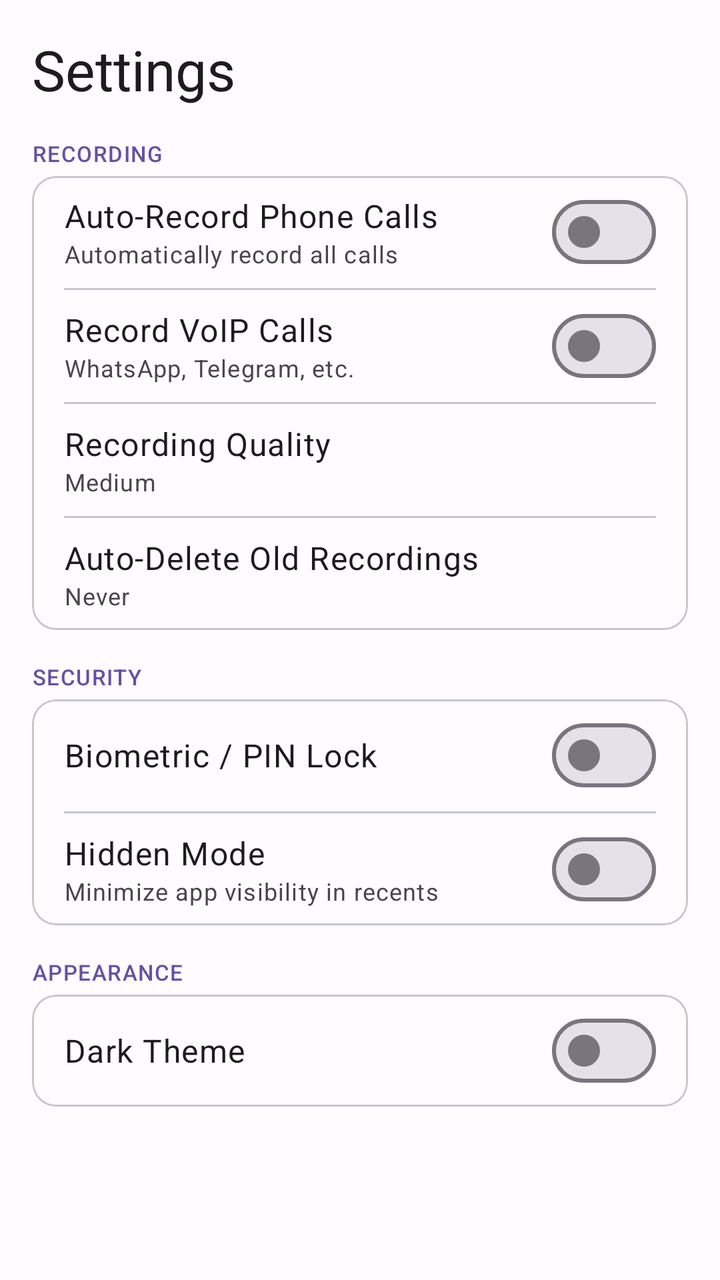
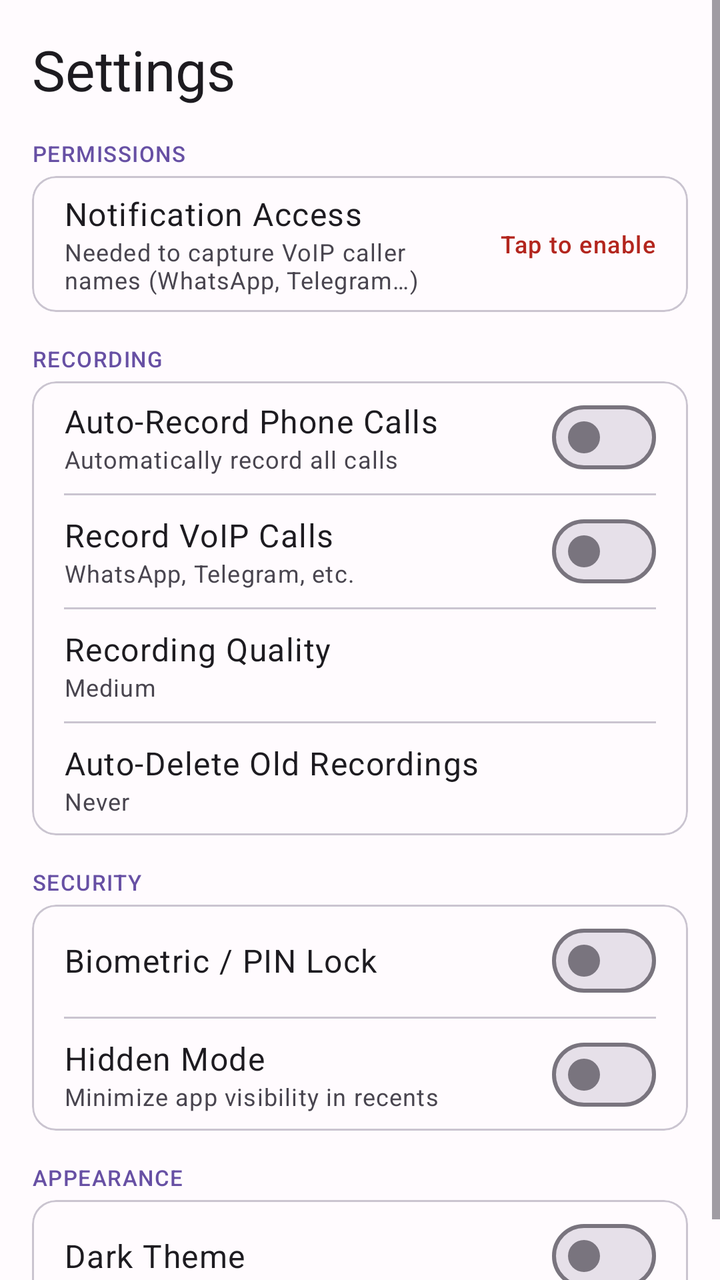

Screens rendered from an Android XML layout before and after an edit, with the pre-edit source and the edit as a unified diff.
<!-- AndroidManifest.xml: application theme Theme.CallRecorder -->
<!-- res/layout/fragment_settings.xml -->
<?xml version="1.0" encoding="utf-8"?>
<ScrollView
    xmlns:android="http://schemas.android.com/apk/res/android"
    android:layout_width="match_parent"
    android:layout_height="match_parent">

    <LinearLayout
        android:layout_width="match_parent"
        android:layout_height="wrap_content"
        android:orientation="vertical"
        android:padding="16dp">

        <TextView
            android:layout_width="match_parent"
            android:layout_height="wrap_content"
            android:text="Settings"
            android:textAppearance="?attr/textAppearanceHeadlineMedium"
            android:layout_marginBottom="16dp" />

        
        <TextView
            android:layout_width="match_parent"
            android:layout_height="wrap_content"
            android:text="RECORDING"
            android:textAppearance="?attr/textAppearanceLabelSmall"
            android:textColor="?attr/colorPrimary"
            android:layout_marginBottom="4dp" />

        <com.google.android.material.card.MaterialCardView
            android:layout_width="match_parent"
            android:layout_height="wrap_content"
            android:layout_marginBottom="16dp">

            <LinearLayout
                android:layout_width="match_parent"
                android:layout_height="wrap_content"
                android:orientation="vertical">

                
                <LinearLayout
                    android:layout_width="match_parent"
                    android:layout_height="56dp"
                    android:orientation="horizontal"
                    android:gravity="center_vertical"
                    android:paddingHorizontal="16dp">
                    <LinearLayout
                        android:layout_width="0dp"
                        android:layout_height="wrap_content"
                        android:layout_weight="1"
                        android:orientation="vertical">
                        <TextView
                            android:layout_width="wrap_content"
                            android:layout_height="wrap_content"
                            android:text="Auto-Record Phone Calls"
                            android:textAppearance="?attr/textAppearanceBodyLarge" />
                        <TextView
                            android:layout_width="wrap_content"
                            android:layout_height="wrap_content"
                            android:text="Automatically record all calls"
                            android:textAppearance="?attr/textAppearanceBodySmall"
                            android:textColor="?attr/colorOnSurfaceVariant" />
                    </LinearLayout>
                    <com.google.android.material.materialswitch.MaterialSwitch
                        android:id="@+id/switch_auto_record"
                        android:layout_width="wrap_content"
                        android:layout_height="wrap_content" />
                </LinearLayout>

                <com.google.android.material.divider.MaterialDivider
                    android:layout_width="match_parent"
                    android:layout_height="wrap_content"
                    android:layout_marginHorizontal="16dp" />

                
                <LinearLayout
                    android:layout_width="match_parent"
                    android:layout_height="56dp"
                    android:orientation="horizontal"
                    android:gravity="center_vertical"
                    android:paddingHorizontal="16dp">
                    <LinearLayout
                        android:layout_width="0dp"
                        android:layout_height="wrap_content"
                        android:layout_weight="1"
                        android:orientation="vertical">
                        <TextView
                            android:layout_width="wrap_content"
                            android:layout_height="wrap_content"
                            android:text="Record VoIP Calls"
                            android:textAppearance="?attr/textAppearanceBodyLarge" />
                        <TextView
                            android:layout_width="wrap_content"
                            android:layout_height="wrap_content"
                            android:text="WhatsApp, Telegram, etc."
                            android:textAppearance="?attr/textAppearanceBodySmall"
                            android:textColor="?attr/colorOnSurfaceVariant" />
                    </LinearLayout>
                    <com.google.android.material.materialswitch.MaterialSwitch
                        android:id="@+id/switch_record_voip"
                        android:layout_width="wrap_content"
                        android:layout_height="wrap_content" />
                </LinearLayout>

                <com.google.android.material.divider.MaterialDivider
                    android:layout_width="match_parent"
                    android:layout_height="wrap_content"
                    android:layout_marginHorizontal="16dp" />

                
                <LinearLayout
                    android:id="@+id/row_quality"
                    android:layout_width="match_parent"
                    android:layout_height="56dp"
                    android:orientation="horizontal"
                    android:gravity="center_vertical"
                    android:paddingHorizontal="16dp"
                    android:clickable="true"
                    android:focusable="true"
                    android:background="?attr/selectableItemBackground">
                    <LinearLayout
                        android:layout_width="0dp"
                        android:layout_height="wrap_content"
                        android:layout_weight="1"
                        android:orientation="vertical">
                        <TextView
                            android:layout_width="wrap_content"
                            android:layout_height="wrap_content"
                            android:text="Recording Quality"
                            android:textAppearance="?attr/textAppearanceBodyLarge" />
                        <TextView
                            android:id="@+id/tv_quality_summary"
                            android:layout_width="wrap_content"
                            android:layout_height="wrap_content"
                            android:text="Medium"
                            android:textAppearance="?attr/textAppearanceBodySmall"
                            android:textColor="?attr/colorOnSurfaceVariant" />
                    </LinearLayout>
                </LinearLayout>

                <com.google.android.material.divider.MaterialDivider
                    android:layout_width="match_parent"
                    android:layout_height="wrap_content"
                    android:layout_marginHorizontal="16dp" />

                
                <LinearLayout
                    android:id="@+id/row_auto_delete"
                    android:layout_width="match_parent"
                    android:layout_height="56dp"
                    android:orientation="horizontal"
                    android:gravity="center_vertical"
                    android:paddingHorizontal="16dp"
                    android:clickable="true"
                    android:focusable="true"
                    android:background="?attr/selectableItemBackground">
                    <LinearLayout
                        android:layout_width="0dp"
                        android:layout_height="wrap_content"
                        android:layout_weight="1"
                        android:orientation="vertical">
                        <TextView
                            android:layout_width="wrap_content"
                            android:layout_height="wrap_content"
                            android:text="Auto-Delete Old Recordings"
                            android:textAppearance="?attr/textAppearanceBodyLarge" />
                        <TextView
                            android:id="@+id/tv_auto_delete_summary"
                            android:layout_width="wrap_content"
                            android:layout_height="wrap_content"
                            android:text="Never"
                            android:textAppearance="?attr/textAppearanceBodySmall"
                            android:textColor="?attr/colorOnSurfaceVariant" />
                    </LinearLayout>
                </LinearLayout>

            </LinearLayout>
        </com.google.android.material.card.MaterialCardView>

        
        <TextView
            android:layout_width="match_parent"
            android:layout_height="wrap_content"
            android:text="SECURITY"
            android:textAppearance="?attr/textAppearanceLabelSmall"
            android:textColor="?attr/colorPrimary"
            android:layout_marginBottom="4dp" />

        <com.google.android.material.card.MaterialCardView
            android:layout_width="match_parent"
            android:layout_height="wrap_content"
            android:layout_marginBottom="16dp">

            <LinearLayout
                android:layout_width="match_parent"
                android:layout_height="wrap_content"
                android:orientation="vertical">

                
                <LinearLayout
                    android:layout_width="match_parent"
                    android:layout_height="56dp"
                    android:orientation="horizontal"
                    android:gravity="center_vertical"
                    android:paddingHorizontal="16dp">
                    <TextView
                        android:layout_width="0dp"
                        android:layout_height="wrap_content"
                        android:layout_weight="1"
                        android:text="Biometric / PIN Lock"
                        android:textAppearance="?attr/textAppearanceBodyLarge" />
                    <com.google.android.material.materialswitch.MaterialSwitch
                        android:id="@+id/switch_pin_lock"
                        android:layout_width="wrap_content"
                        android:layout_height="wrap_content" />
                </LinearLayout>

                <com.google.android.material.divider.MaterialDivider
                    android:layout_width="match_parent"
                    android:layout_height="wrap_content"
                    android:layout_marginHorizontal="16dp" />

                
                <LinearLayout
                    android:layout_width="match_parent"
                    android:layout_height="56dp"
                    android:orientation="horizontal"
                    android:gravity="center_vertical"
                    android:paddingHorizontal="16dp">
                    <LinearLayout
                        android:layout_width="0dp"
                        android:layout_height="wrap_content"
                        android:layout_weight="1"
                        android:orientation="vertical">
                        <TextView
                            android:layout_width="wrap_content"
                            android:layout_height="wrap_content"
                            android:text="Hidden Mode"
                            android:textAppearance="?attr/textAppearanceBodyLarge" />
                        <TextView
                            android:layout_width="wrap_content"
                            android:layout_height="wrap_content"
                            android:text="Minimize app visibility in recents"
                            android:textAppearance="?attr/textAppearanceBodySmall"
                            android:textColor="?attr/colorOnSurfaceVariant" />
                    </LinearLayout>
                    <com.google.android.material.materialswitch.MaterialSwitch
                        android:id="@+id/switch_hidden_mode"
                        android:layout_width="wrap_content"
                        android:layout_height="wrap_content" />
                </LinearLayout>

            </LinearLayout>
        </com.google.android.material.card.MaterialCardView>

        
        <TextView
            android:layout_width="match_parent"
            android:layout_height="wrap_content"
            android:text="APPEARANCE"
            android:textAppearance="?attr/textAppearanceLabelSmall"
            android:textColor="?attr/colorPrimary"
            android:layout_marginBottom="4dp" />

        <com.google.android.material.card.MaterialCardView
            android:layout_width="match_parent"
            android:layout_height="wrap_content">

            <LinearLayout
                android:layout_width="match_parent"
                android:layout_height="56dp"
                android:orientation="horizontal"
                android:gravity="center_vertical"
                android:paddingHorizontal="16dp">
                <TextView
                    android:layout_width="0dp"
                    android:layout_height="wrap_content"
                    android:layout_weight="1"
                    android:text="Dark Theme"
                    android:textAppearance="?attr/textAppearanceBodyLarge" />
                <com.google.android.material.materialswitch.MaterialSwitch
                    android:id="@+id/switch_dark_theme"
                    android:layout_width="wrap_content"
                    android:layout_height="wrap_content" />
            </LinearLayout>
        </com.google.android.material.card.MaterialCardView>

    </LinearLayout>
</ScrollView>
<!-- resources referenced by this layout -->
<resources>
  <style name="Theme.CallRecorder" parent="Theme.Material3.DayNight.NoActionBar">
          <item name="colorPrimary">@color/md_theme_primary</item>
          <item name="colorOnPrimary">@color/md_theme_on_primary</item>
          <item name="colorPrimaryContainer">@color/md_theme_primary_container</item>
          <item name="colorOnPrimaryContainer">@color/md_theme_on_primary_container</item>
          <item name="colorSecondary">@color/md_theme_secondary</item>
          <item name="colorOnSecondary">@color/md_theme_on_secondary</item>
          <item name="colorSecondaryContainer">@color/md_theme_secondary_container</item>
          <item name="colorOnSecondaryContainer">@color/md_theme_on_secondary_container</item>
          <item name="colorTertiary">@color/md_theme_tertiary</item>
          <item name="colorOnTertiary">@color/md_theme_on_tertiary</item>
          <item name="colorTertiaryContainer">@color/md_theme_tertiary_container</item>
          <item name="colorOnTertiaryContainer">@color/md_theme_on_tertiary_container</item>
          <item name="colorError">@color/md_theme_error</item>
          <item name="android:colorBackground">@color/md_theme_background</item>
          <item name="colorSurface">@color/md_theme_surface</item>
          <item name="colorSurfaceVariant">@color/md_theme_surface_variant</item>
      </style>
  <color name="md_theme_primary">#6750A4</color>
  <color name="md_theme_on_primary">#FFFFFF</color>
  <color name="md_theme_primary_container">#EADDFF</color>
  <color name="md_theme_on_primary_container">#21005D</color>
  <color name="md_theme_secondary">#625B71</color>
  <color name="md_theme_on_secondary">#FFFFFF</color>
  <color name="md_theme_secondary_container">#E8DEF8</color>
  <color name="md_theme_on_secondary_container">#1D192B</color>
  <color name="md_theme_tertiary">#7D5260</color>
  <color name="md_theme_on_tertiary">#FFFFFF</color>
  <color name="md_theme_tertiary_container">#FFD8E4</color>
  <color name="md_theme_on_tertiary_container">#31111D</color>
  <color name="md_theme_error">#B3261E</color>
  <color name="md_theme_background">#FFFBFE</color>
  <color name="md_theme_surface">#FFFBFE</color>
  <color name="md_theme_surface_variant">#E7E0EC</color>
</resources>

<!-- the commit's change to res/layout/fragment_settings.xml (unified diff, before → after) -->
@@ -16,6 +16,68 @@
             android:text="Settings"
             android:textAppearance="?attr/textAppearanceHeadlineMedium"
             android:layout_marginBottom="16dp" />
+
+        
+        <TextView
+            android:layout_width="match_parent"
+            android:layout_height="wrap_content"
+            android:text="PERMISSIONS"
+            android:textAppearance="?attr/textAppearanceLabelSmall"
+            android:textColor="?attr/colorPrimary"
+            android:layout_marginBottom="4dp" />
+
+        <com.google.android.material.card.MaterialCardView
+            android:layout_width="match_parent"
+            android:layout_height="wrap_content"
+            android:layout_marginBottom="16dp">
+
+            <LinearLayout
+                android:layout_width="match_parent"
+                android:layout_height="wrap_content"
+                android:orientation="vertical">
+
+                
+                <LinearLayout
+                    android:id="@+id/row_notification_access"
+                    android:layout_width="match_parent"
+                    android:layout_height="wrap_content"
+                    android:minHeight="56dp"
+                    android:orientation="horizontal"
+                    android:gravity="center_vertical"
+                    android:paddingHorizontal="16dp"
+                    android:paddingVertical="8dp"
+                    android:clickable="true"
+                    android:focusable="true"
+                    android:background="?attr/selectableItemBackground">
+                    <LinearLayout
+                        android:layout_width="0dp"
+                        android:layout_height="wrap_content"
+                        android:layout_weight="1"
+                        android:orientation="vertical">
+                        <TextView
+                            android:layout_width="wrap_content"
+                            android:layout_height="wrap_content"
+                            android:text="Notification Access"
+                            android:textAppearance="?attr/textAppearanceBodyLarge" />
+                        <TextView
+                            android:layout_width="wrap_content"
+                            android:layout_height="wrap_content"
+                            android:text="Needed to capture VoIP caller names (WhatsApp, Telegram…)"
+                            android:textAppearance="?attr/textAppearanceBodySmall"
+                            android:textColor="?attr/colorOnSurfaceVariant" />
+                    </LinearLayout>
+                    <TextView
+                        android:id="@+id/tv_notification_access_status"
+                        android:layout_width="wrap_content"
+                        android:layout_height="wrap_content"
+                        android:layout_marginStart="8dp"
+                        android:text="Tap to enable"
+                        android:textAppearance="?attr/textAppearanceLabelMedium"
+                        android:textColor="?attr/colorError" />
+                </LinearLayout>
+
+            </LinearLayout>
+        </com.google.android.material.card.MaterialCardView>
 
         
         <TextView
